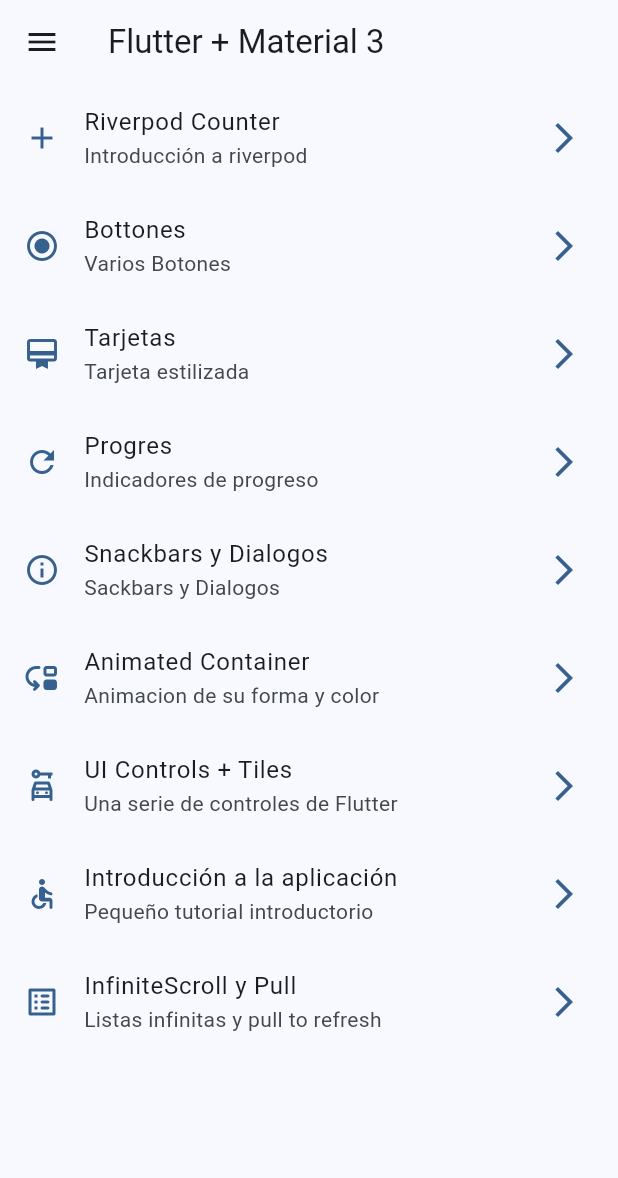
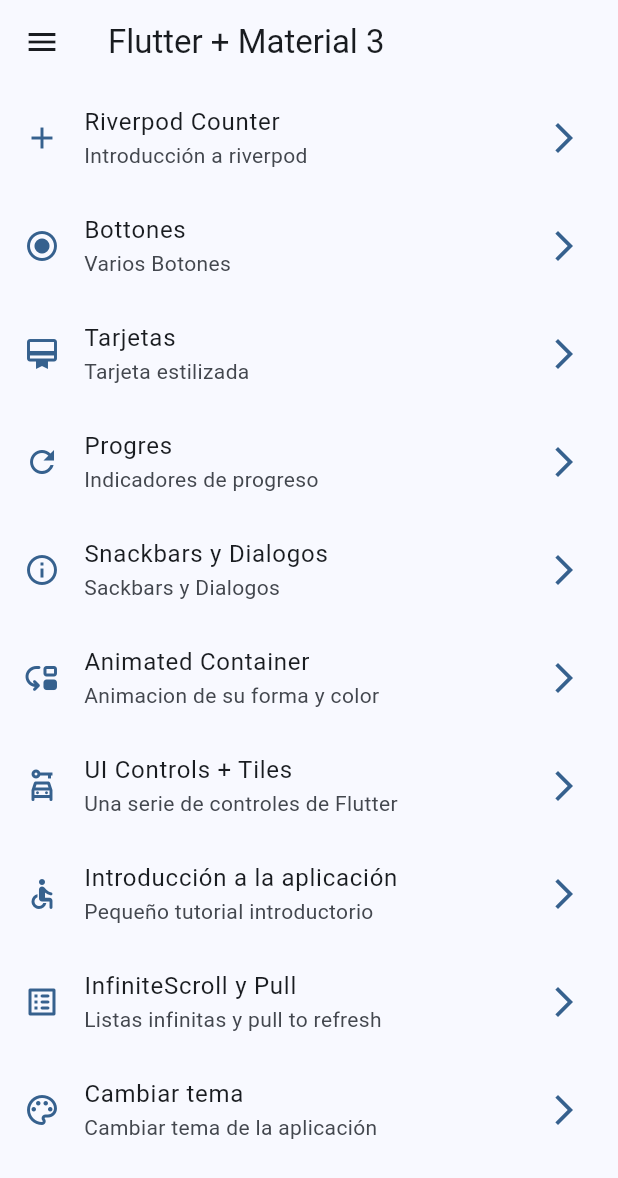
Before and after one commit to WaAlvis/widget_app_devta, a Flutter app: the screen it shows after launch, on a phone screen of 412 x 824 dp. Shown: the top 1178 px of the screen. Run offline on Flutter 3.47's test engine with Material 2 defaults, Android fonts, the phone set to English and light mode, and no system bars; our stand-ins replace animate_do, flutter_riverpod, go_router.

Commit message:
Manejo y obtencion del Theme a través del stateNotifier de Provider

```diff
--- a/lib/config/app_theme.dart
+++ b/lib/config/app_theme.dart
@@ -13,25 +13,28 @@
 ];
 
 class AppTheme {
-
   final int selectedColor;
+  final bool isDarkmode;
 
   AppTheme({
-    this.selectedColor = 0
-  }): assert( selectedColor >= 0, 'Selected color must be greater then 0' ),
-      assert( selectedColor < colorList.length,
-        'Selected color must be less or equal than ${ colorList.length - 1 }');
+    this.selectedColor = 0,
+    this.isDarkmode = false,
+  })  : assert(selectedColor >= 0, 'Selected color must be greater then 0'),
+        assert(selectedColor < colorList.length,
+            'Selected color must be less or equal than ${colorList.length - 1}');
 
-    ThemeData getTheme() => ThemeData(
+  ThemeData getTheme() => ThemeData(
+        useMaterial3: true,
+        brightness: isDarkmode ? Brightness.dark : Brightness.light,
+        colorSchemeSeed: colorList[selectedColor],
+        appBarTheme: const AppBarTheme(
+          centerTitle: false,
+        ),
+      );
 
-    useMaterial3: true,
-    colorSchemeSeed: colorList[ selectedColor ],
-    appBarTheme: const AppBarTheme(
-      centerTitle: false
-
-    ),
-
-  );
-
-
+// Crea una copia del Theme para actualizarlos desde el Provider
+  AppTheme copyWith({int? selectedColor, bool? isDarkmode}) => AppTheme(
+        selectedColor: selectedColor ?? this.selectedColor,
+        isDarkmode: isDarkmode ?? this.isDarkmode,
+      );
 }
--- a/lib/config/menu/menu_items.dart
+++ b/lib/config/menu/menu_items.dart
@@ -65,4 +65,9 @@
       subtitle: 'Listas infinitas y pull to refresh',
       link: '/infinite',
       icon: Icons.list_alt_rounded),
+  MenuItem(
+      title: 'Cambiar tema',
+      subtitle: 'Cambiar tema de la aplicación',
+      link: '/theme-changer',
+      icon: Icons.color_lens_outlined),
 ];
--- a/lib/config/router/app_router.dart
+++ b/lib/config/router/app_router.dart
@@ -56,5 +56,10 @@
       name: CounterScreen.name,
       builder: (context, state) => const CounterScreen(),
     ),
+    GoRoute(
+      path: '/theme-changer',
+      name: ThemeChangerScreen.name,
+      builder: (context, state) => const ThemeChangerScreen(),
+    ),
   ],
 );
--- a/lib/main.dart
+++ b/lib/main.dart
@@ -2,6 +2,7 @@
 import 'package:flutter_riverpod/flutter_riverpod.dart';
 import 'package:widget_app_devta/config/app_theme.dart';
 import 'package:widget_app_devta/config/router/app_router.dart';
+import 'package:widget_app_devta/presentation/provider/theme_provider.dart';
 
 void main() {
   runApp(
@@ -11,15 +12,21 @@
   );
 }
 
-class MainApp extends StatelessWidget {
+class MainApp extends ConsumerWidget {
   const MainApp({super.key});
 
   @override
-  Widget build(BuildContext context) {
+  Widget build(BuildContext context, ref) {
+    // final bool isDarkmode = ref.watch(isDarkmodeProvider);
+    // final int selectedColor = ref.watch(selectedColorProvider);
+    final AppTheme appTheme = ref.watch(themeNotifierProvider);
+
     return MaterialApp.router(
       routerConfig: appRouter,
       debugShowCheckedModeBanner: false,
-      theme: AppTheme(selectedColor: 0).getTheme(),
+      theme: appTheme.getTheme(),
+      //  AppTheme(selectedColor: selectedColor, isDarkmode: isDarkmode)
+      //     .getTheme(),
     );
   }
 }
--- a/lib/presentation/provider/theme_provider.dart
+++ b/lib/presentation/provider/theme_provider.dart
@@ -1,3 +1,30 @@
 import 'package:flutter_riverpod/flutter_riverpod.dart';
+import 'package:widget_app_devta/config/app_theme.dart';
 
-final isDarkmodeProvider = StateProvider<bool>((ref) => false );
+// Listado de colores inmutable
+final colorListProvider = Provider((ref) => colorList);
+
+// Un simple boolean
+final isDarkmodeProvider = StateProvider<bool>((ref) => false);
+
+// Un simple int
+final selectedColorProvider = StateProvider<int>((ref) => 1);
+
+// Un objeto de tipo AppTheme (custom)
+final themeNotifierProvider = StateNotifierProvider<ThemeNotifier, AppTheme>(
+  (ref) => ThemeNotifier(),
+);
+
+// Controller o Notifier
+class ThemeNotifier extends StateNotifier<AppTheme> {
+  // STATE = Estado = new AppTheme();  - new Instancia
+  ThemeNotifier() : super(AppTheme());
+
+  void toggleDarkmode() {
+    state = state.copyWith(isDarkmode: !state.isDarkmode);
+  }
+
+  void changeColorIndex(int colorIndex) {
+    state = state.copyWith(selectedColor: colorIndex);
+  }
+}
--- a/lib/presentation/screens/counter/counter_screen.dart
+++ b/lib/presentation/screens/counter/counter_screen.dart
@@ -35,8 +35,8 @@
         child: const Icon(Icons.add),
         onPressed: () {
           // 1ra forma
-          ref.read(counterProvider.notifier)
-             .update((state) => state + 1);
+          // ref.read(counterProvider.notifier)
+          //    .update((state) => state + 1);
 
           // 2da forma
           ref.read(counterProvider.notifier).state++;
--- a/lib/presentation/screens/screens.dart
+++ b/lib/presentation/screens/screens.dart
@@ -7,4 +7,5 @@
 export 'package:widget_app_devta/presentation/screens/infinite_scroll/infinite_scroll_screen.dart';
 export 'package:widget_app_devta/presentation/screens/progress/progress_screen.dart';
 export 'package:widget_app_devta/presentation/screens/snackbar/snackbar_screen.dart';
+export 'package:widget_app_devta/presentation/screens/theme_changer/theme_changer_screen.dart';
 export 'package:widget_app_devta/presentation/screens/ui_controls/ui_controls_screen.dart';
```
Also changed, not shown: lib/presentation/screens/theme_changer/theme_changer_screen.dart (added, +68 -0 lines).
